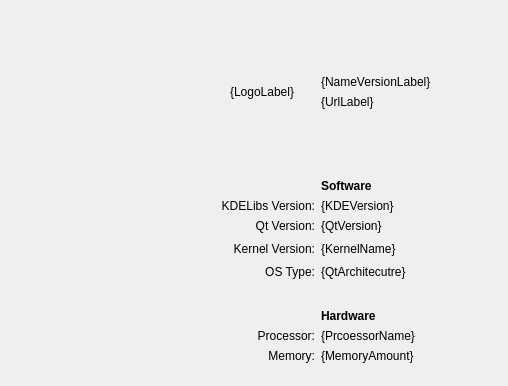
Qt form about-distro/src/Module.ui (fluxer/kde-extraapps) before a commit; both pictures show x 0 to 508 and y 0 to 386 of the 643 by 586 pixel window.
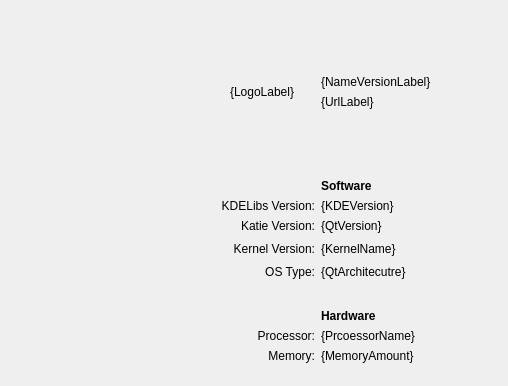
The same form after that commit.

Commit message: about-distro: only Katie is supported now

Diff of the .ui file:
```diff
--- a/about-distro/src/Module.ui
+++ b/about-distro/src/Module.ui
@@ -14,7 +14,7 @@
    <item row="6" column="1">
     <widget class="QLabel" name="qt">
      <property name="text">
-      <string>Qt Version:</string>
+      <string>Katie Version:</string>
      </property>
      <property name="alignment">
       <set>Qt::AlignRight|Qt::AlignTrailing|Qt::AlignVCenter</set>
```
